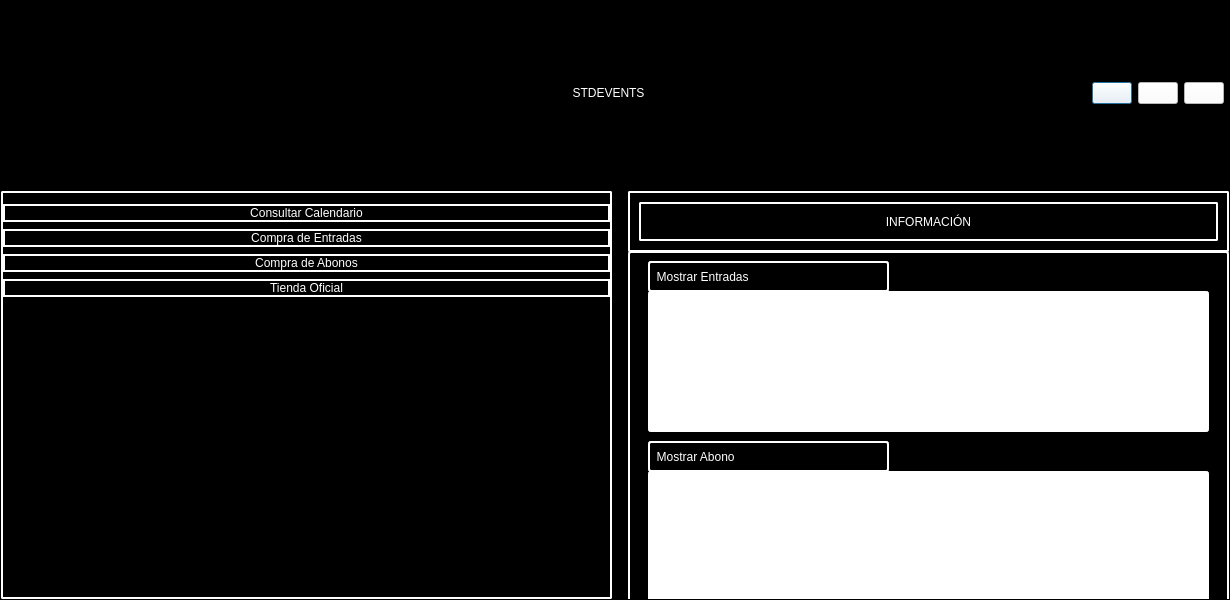
Old version of the form src/Vista/vistacliente.ui in the repository gjimec00/STDEvents.
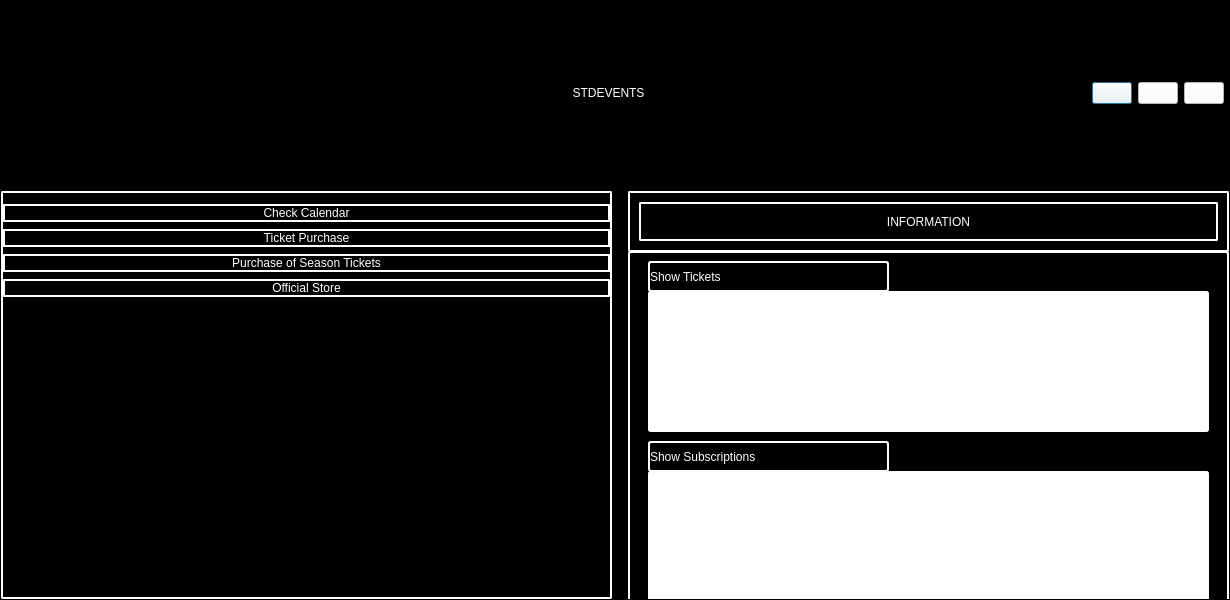
New version of the form. Icons and pictures are not drawn.

```diff
--- a/src/Vista/vistacliente.ui
+++ b/src/Vista/vistacliente.ui
@@ -394,7 +394,7 @@
 color: white;</string>
               </property>
               <property name="text">
-               <string>Consultar Calendario</string>
+               <string>Check Calendar</string>
               </property>
              </widget>
             </item>
@@ -407,7 +407,7 @@
 color: white;</string>
               </property>
               <property name="text">
-               <string>Compra de Entradas</string>
+               <string>Ticket Purchase</string>
               </property>
              </widget>
             </item>
@@ -420,7 +420,7 @@
 color: white;</string>
               </property>
               <property name="text">
-               <string>Compra de Abonos</string>
+               <string>Purchase of Season Tickets</string>
               </property>
              </widget>
             </item>
@@ -433,7 +433,7 @@
 color: white;</string>
               </property>
               <property name="text">
-               <string>Tienda Oficial</string>
+               <string>Official Store</string>
               </property>
              </widget>
             </item>
@@ -570,7 +570,7 @@
                 <enum>QFrame::NoFrame</enum>
                </property>
                <property name="text">
-                <string>INFORMACIÓN</string>
+                <string>INFORMATION</string>
                </property>
                <property name="alignment">
                 <set>Qt::AlignCenter</set>
@@ -663,7 +663,7 @@
 </string>
              </property>
              <property name="text">
-              <string>  Mostrar Abono</string>
+              <string>Show Subscriptions</string>
              </property>
              <property name="icon">
               <iconset>
@@ -696,7 +696,7 @@
 color: white;</string>
              </property>
              <property name="text">
-              <string>  Mostrar Entradas</string>
+              <string>Show Tickets</string>
              </property>
              <property name="icon">
               <iconset>
```
